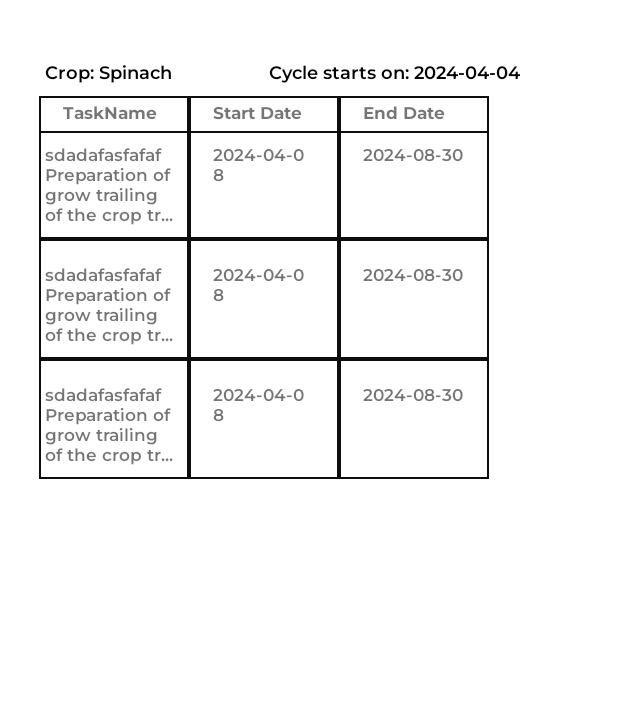
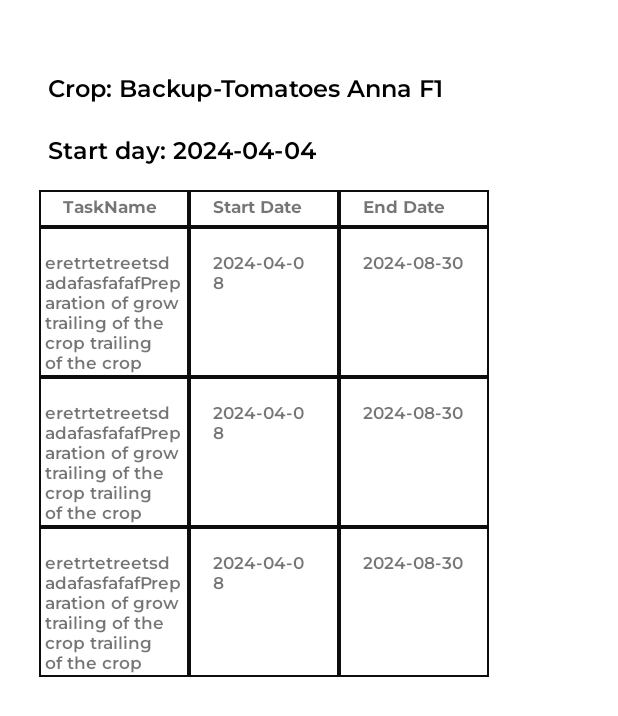
Before and after one commit to MuindiStephen/Agri-Sasa, an Android app: the layout activity_detailed_farm_cycle.xml on its own in the app's theme, with its tools: preview values and no code run, on a phone screen of 412 x 824 dp. Shown: the top 716 px of the screen. Run offline under Robolectric (Android 15) with nearby library versions, the phone set to English and light mode, and no system bars.

Commit message:
align Ui for better UX

```diff
--- a/app/src/main/java/com/steve_md/smartmkulima/ui/activities/DetailedFarmCycleActivity.kt
+++ b/app/src/main/java/com/steve_md/smartmkulima/ui/activities/DetailedFarmCycleActivity.kt
@@ -35,7 +35,7 @@ class DetailedFarmCycleActivity : AppCompatActivity() {
 
         binding.apply {
             // Link data with respective views
-            ShowCropName.text = "Crop: ${localFarmCycle?.cropName}"
+            ShowCropName.text = "Crop: ${localFarmCycle?.cropName?.replace("-", "-\n")}"
             ShowStartDate.text = "Start day: ${localFarmCycle?.startDate}"
             textView78.text = "."
 
--- a/app/src/main/java/com/steve_md/smartmkulima/ui/fragments/main/NewFarmingTechnologyFragment.kt
+++ b/app/src/main/java/com/steve_md/smartmkulima/ui/fragments/main/NewFarmingTechnologyFragment.kt
@@ -42,10 +42,10 @@ class NewFarmingTechnologyFragment : Fragment() {
                 navigateToMarketProduce()
             }
             cardViewTrackAgriTechCompany.setOnClickListener {
-                // goToLocateAgriTechs()
+                 goToLocateAgriTechs()
 
-                val intent = Intent(requireActivity(), MapsActivity::class.java)
-                startActivity(intent)
+//                val intent = Intent(requireActivity(), MapsActivity::class.java)
+//                startActivity(intent)
 //                intent.flags = 0
 //                intent.flags = Intent.FLAG_ACTIVITY_NEW_TASK or Intent.FLAG_ACTIVITY_CLEAR_TASK
 //                requireActivity().finish()
--- /dev/null
+++ b/app/src/main/res/drawable/input_fields_outline.xml
@@ -0,0 +1,4 @@
+<shape xmlns:android="http://schemas.android.com/apk/res/android">
+    <stroke android:color="@color/main" android:width="1dp"/>
+    <corners android:radius="8dp"/>
+</shape>
--- a/app/src/main/res/layout/activity_detailed_farm_cycle.xml
+++ b/app/src/main/res/layout/activity_detailed_farm_cycle.xml
@@ -22,31 +22,31 @@
 
     <TextView
         android:id="@+id/ShowCropName"
-        android:layout_width="wrap_content"
+        android:layout_width="0dp"
         android:layout_height="wrap_content"
-        android:layout_marginStart="6dp"
+        android:layout_marginStart="24dp"
         android:fontFamily="@font/montserrat_semibold"
-        android:text="Crop: Spinach"
+        android:text="Crop: Backup-Tomatoes Anna F1"
         android:textColor="@color/black"
-        android:textSize="12sp"
-        app:layout_constraintBottom_toBottomOf="@+id/showFarmId"
-        app:layout_constraintStart_toEndOf="@+id/showFarmId"
-        app:layout_constraintTop_toTopOf="@+id/showFarmId" />
+        android:textSize="16sp"
+        android:padding="@dimen/_8dp"
+        android:layout_marginTop="40dp"
+        app:layout_constraintStart_toStartOf="parent"
+        app:layout_constraintTop_toTopOf="parent" />
 
     <TextView
         android:id="@+id/ShowStartDate"
         android:layout_width="wrap_content"
         android:layout_height="wrap_content"
-        android:layout_marginStart="3dp"
         android:layout_marginEnd="4dp"
+        android:padding="@dimen/_8dp"
         android:fontFamily="@font/montserrat_semibold"
-        android:text="Cycle starts on: 2024-04-04"
+        android:text="Start day: 2024-04-04"
         android:textColor="@color/black"
-        android:textSize="12sp"
-        app:layout_constraintBottom_toBottomOf="@+id/ShowCropName"
-        app:layout_constraintEnd_toEndOf="parent"
-        app:layout_constraintStart_toEndOf="@+id/ShowCropName"
-        app:layout_constraintTop_toTopOf="@+id/ShowCropName" />
+        android:textSize="16sp"
+        android:layout_marginTop="@dimen/_4dp"
+        app:layout_constraintStart_toStartOf="@+id/ShowCropName"
+        app:layout_constraintTop_toBottomOf="@+id/ShowCropName" />
 
     <TextView
         android:id="@+id/textView78"
@@ -57,8 +57,8 @@
         android:text="crop cycle/service cycle"
         android:textSize="11sp"
         android:visibility="invisible"
-        app:layout_constraintStart_toStartOf="@+id/showFarmId"
-        app:layout_constraintTop_toBottomOf="@+id/showFarmId" />
+        app:layout_constraintStart_toStartOf="@+id/ShowStartDate"
+        app:layout_constraintTop_toBottomOf="@+id/ShowStartDate" />
 
     <androidx.recyclerview.widget.RecyclerView
         android:id="@+id/recyclerView"
@@ -70,7 +70,7 @@
         app:layout_constraintBottom_toBottomOf="parent"
         app:layout_constraintEnd_toEndOf="parent"
         app:layout_constraintStart_toStartOf="parent"
-        app:layout_constraintTop_toBottomOf="@+id/textView78"
+        app:layout_constraintTop_toBottomOf="@+id/textView80"
         tools:listitem="@layout/detail_cycle_row" />
 
 
@@ -100,7 +100,7 @@
         android:textStyle="bold"
         android:layout_marginStart="26dp"
         android:layout_marginTop="8dp"
-        app:layout_constraintTop_toBottomOf="@+id/ShowCropName"
+        app:layout_constraintTop_toBottomOf="@+id/ShowStartDate"
         app:layout_constraintStart_toStartOf="parent" />
 
     <TextView
--- a/app/src/main/res/layout/detail_cycle_row.xml
+++ b/app/src/main/res/layout/detail_cycle_row.xml
@@ -18,29 +18,30 @@
             android:layout_height="wrap_content">
 
             <androidx.constraintlayout.widget.ConstraintLayout>
-            <TextView
+
+                <TextView
                     android:id="@+id/textView75"
                     android:layout_width="100dp"
-                    android:layout_height="80dp"
-                    android:text="sdadafasfafafPreparation of grow trailing of the crop trailing of the crop"
-                    android:paddingTop="16dp"
-                    android:paddingStart="@dimen/_4dp"
-                    android:paddingEnd="@dimen/_4dp"
+                    android:layout_height="100dp"
                     android:layout_marginStart="8dp"
+                    android:layout_weight="1"
                     android:background="@drawable/custom_cell"
-                    android:layout_marginTop="0dp"
-                    android:textSize="11sp"
-                    android:maxLines="4"
                     android:ellipsize="end"
                     android:fontFamily="@font/montserrat_semibold"
+                    android:maxLines="6"
+                    android:paddingStart="@dimen/_4dp"
+                    android:paddingTop="16dp"
+                    android:paddingEnd="@dimen/_4dp"
+                    android:text="eretrtetreetsdadafasfafafPreparation of grow trailing of the crop trailing of the crop"
+                    android:textSize="11sp"
+                    app:layout_constraintBottom_toBottomOf="parent"
                     app:layout_constraintStart_toStartOf="parent"
-                    app:layout_constraintTop_toTopOf="parent"
-                    android:layout_weight="1"/>
+                    app:layout_constraintTop_toTopOf="parent" />
 
                 <TextView
                     android:id="@+id/textView76"
                     android:layout_width="100dp"
-                    android:layout_height="80dp"
+                    android:layout_height="100dp"
                     android:layout_marginStart="0dp"
                     android:text="2024-04-08"
                     android:background="@drawable/custom_cell"
@@ -55,7 +56,7 @@
                 <TextView
                     android:id="@+id/textView77"
                     android:layout_width="100dp"
-                    android:layout_height="80dp"
+                    android:layout_height="100dp"
                     android:layout_marginStart="0dp"
                     android:text="2024-08-30"
                     android:background="@drawable/custom_cell"
--- a/app/src/main/res/layout/fragment_crop_cycle_list.xml
+++ b/app/src/main/res/layout/fragment_crop_cycle_list.xml
@@ -172,11 +172,12 @@
         android:layout_width="wrap_content"
         android:layout_height="wrap_content"
         android:text="Farm"
+        android:letterSpacing="0.03"
         android:fontFamily="@font/montserrat_semibold"
         android:textStyle="bold"
         android:textColor="@color/black"
         android:layout_marginTop="@dimen/_40dp"
-        app:layout_constraintEnd_toStartOf="@id/cropNameTV"
+        android:layout_marginStart="@dimen/_24dp"
         app:layout_constraintStart_toStartOf="@+id/searchView"
         app:layout_constraintTop_toBottomOf="@+id/searchView" />
 
@@ -188,6 +189,7 @@
         android:fontFamily="@font/montserrat_semibold"
         android:text="Crop"
         android:textColor="@color/black"
+        android:layout_marginEnd="@dimen/_8dp"
         app:layout_constraintEnd_toStartOf="@id/startDateTV"
         app:layout_constraintBottom_toBottomOf="@+id/farmNameTV"
         app:layout_constraintStart_toEndOf="@+id/farmNameTV"
@@ -203,6 +205,7 @@
         android:textColor="@color/black"
         app:layout_constraintBottom_toBottomOf="@+id/cropNameTV"
         app:layout_constraintEnd_toEndOf="parent"
+        android:layout_marginEnd="16dp"
         app:layout_constraintStart_toEndOf="@+id/cropNameTV"
         app:layout_constraintTop_toTopOf="@+id/cropNameTV" />
 
--- a/app/src/main/res/values/strings.xml
+++ b/app/src/main/res/values/strings.xml
@@ -37,6 +37,7 @@
     </string-array>
 
     <string-array name="crop_list">
+        <item>- Select A Crop - </item>
         <item>Capsicum Geva</item>
         <item>Tomatoes Anna</item>
         <item>Coriander</item>
```
Also changed, not shown: app/src/main/java/com/steve_md/smartmkulima/ui/fragments/others/crop_cycle/AutoCreateCropCycleFragment.kt (+66 -0 lines), app/src/main/res/layout/crop_cycle_task_row.xml (+3 -5 lines), app/src/main/res/layout/fragment_auto_create_crop_cycle.xml (+16 -1 lines), app/src/main/res/layout/fragment_detailed_farm_cycle.xml (+21 -14 lines).
